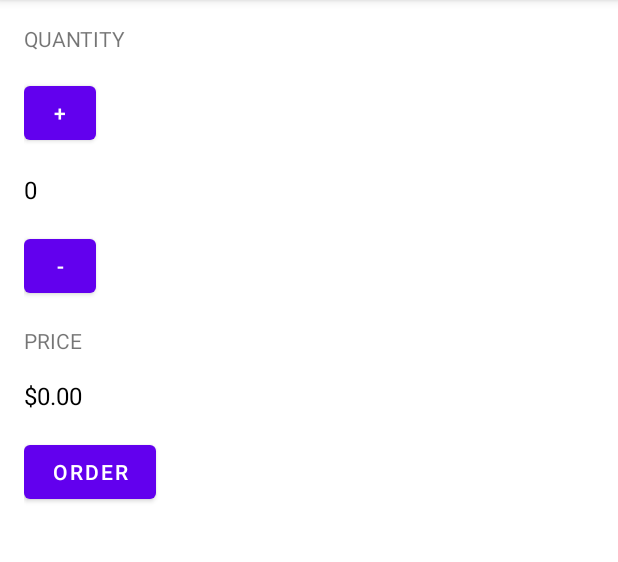
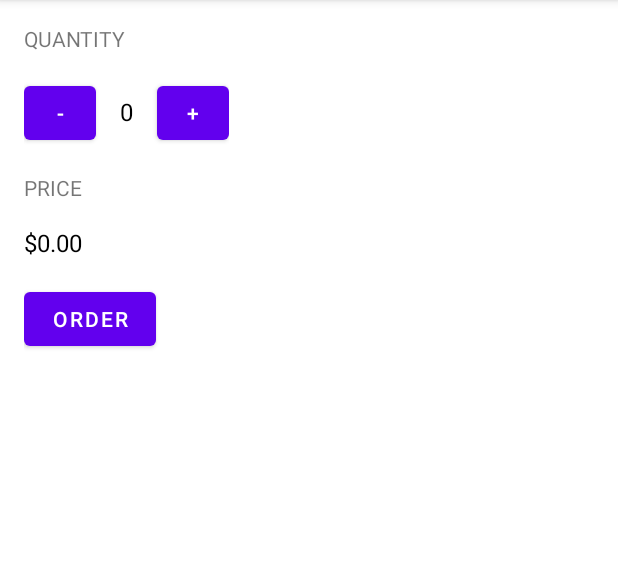
Before and after one commit to Arsonist-Cook/Desenvolvimento-Android_Trilha-Basica, an Android app: the screen it shows after launch (MainActivity), on a phone screen of 412 x 824 dp, the part 84-646 px from its top. Run offline under Robolectric (Android 15) with nearby library versions, the phone set to English and light mode, and no system bars.

Commit message:
Improve activity layout improvements

```diff
--- a/User Input/Just Kotlin/app/src/main/res/layout/activity_main.xml
+++ b/User Input/Just Kotlin/app/src/main/res/layout/activity_main.xml
@@ -14,19 +14,25 @@
         android:layout_marginBottom="16dp"
         android:text="quantity"
         android:textAllCaps="true" />
+
+    <LinearLayout
+        android:layout_width="wrap_content"
+        android:layout_height="wrap_content"
+        android:layout_marginBottom="16dp"
+        android:orientation="horizontal">
+
         <Button
             android:id="@+id/decrement_btn"
             android:layout_width="48dp"
             android:layout_height="48dp"
-        android:layout_marginBottom="16dp"
-        android:onClick="incrementCup"
-        android:text="+" />
+            android:onClick="decrementCup"
+            android:text="-" />
 
         <TextView
             android:id="@+id/order_text_input"
             android:layout_width="wrap_content"
             android:layout_height="wrap_content"
-        android:layout_marginBottom="16sp"
+            android:layout_marginHorizontal="16dp"
             android:text="0"
             android:textColor="@color/black"
             android:textSize="16sp" />
@@ -35,9 +41,10 @@
             android:id="@+id/increment_btn"
             android:layout_width="48dp"
             android:layout_height="48dp"
-        android:layout_marginBottom="16dp"
-        android:onClick="decrementCup"
-        android:text="-" />
+            android:onClick="incrementCup"
+            android:text="+" />
+    </LinearLayout>
+
     <TextView
         android:id="@+id/label_price_input"
         android:layout_width="wrap_content"
```
Lines whose indentation alone changed are shown as unchanged.
